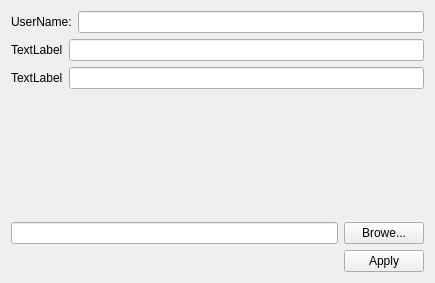
The window that dataservice_client/userinfoshower.ui (klxs123/qt_tutorial) describes before a commit, drawn with Qt 5.
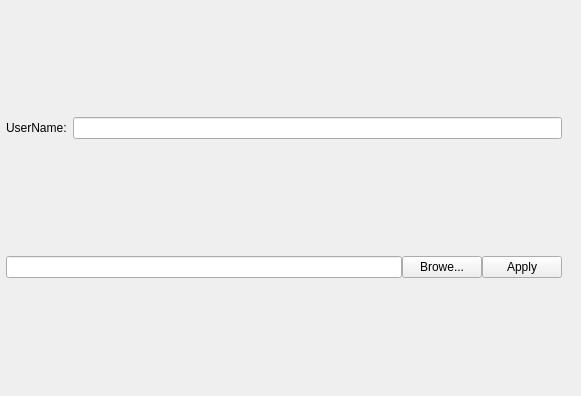
The same window after the commit.

Diff of the .ui file:
```diff
--- a/dataservice_client/userinfoshower.ui
+++ b/dataservice_client/userinfoshower.ui
@@ -6,18 +6,50 @@
    <rect>
     <x>0</x>
     <y>0</y>
-    <width>435</width>
-    <height>283</height>
+    <width>581</width>
+    <height>396</height>
    </rect>
   </property>
   <property name="windowTitle">
    <string>Form</string>
   </property>
-  <layout class="QVBoxLayout" name="verticalLayout_2">
+  <layout class="QVBoxLayout" name="layout_main">
+   <property name="spacing">
+    <number>0</number>
+   </property>
+   <property name="leftMargin">
+    <number>0</number>
+   </property>
+   <property name="topMargin">
+    <number>0</number>
+   </property>
+   <property name="rightMargin">
+    <number>0</number>
+   </property>
+   <property name="bottomMargin">
+    <number>0</number>
+   </property>
+   <item>
+    <layout class="QHBoxLayout" name="layout_info">
+     <property name="spacing">
+      <number>6</number>
+     </property>
+     <property name="leftMargin">
+      <number>6</number>
+     </property>
+     <property name="rightMargin">
+      <number>6</number>
+     </property>
    <item>
     <layout class="QVBoxLayout" name="verticalLayout">
+       <property name="spacing">
+        <number>0</number>
+       </property>
      <item>
       <layout class="QHBoxLayout" name="horizontalLayout">
+         <property name="spacing">
+          <number>6</number>
+         </property>
        <item>
         <widget class="QLabel" name="lb_name">
          <property name="text">
@@ -31,59 +63,10 @@
       </layout>
      </item>
      <item>
-      <layout class="QHBoxLayout" name="horizontalLayout_3">
-       <item>
-        <widget class="QLabel" name="label_3">
-         <property name="text">
-          <string>TextLabel</string>
-         </property>
-        </widget>
-       </item>
-       <item>
-        <widget class="QLineEdit" name="lineEdit_3"/>
-       </item>
-      </layout>
-     </item>
-     <item>
-      <layout class="QHBoxLayout" name="horizontalLayout_2">
-       <item>
-        <widget class="QLabel" name="label_2">
-         <property name="text">
-          <string>TextLabel</string>
-         </property>
-        </widget>
-       </item>
-       <item>
-        <widget class="QLineEdit" name="lineEdit_2"/>
-       </item>
-      </layout>
-     </item>
-    </layout>
-   </item>
-   <item>
-    <widget class="QLabel" name="lb_img">
-     <property name="text">
-      <string/>
-     </property>
-    </widget>
-   </item>
-   <item>
-    <spacer name="verticalSpacer">
-     <property name="orientation">
-      <enum>Qt::Vertical</enum>
-     </property>
-     <property name="sizeHint" stdset="0">
-      <size>
-       <width>20</width>
-       <height>40</height>
-      </size>
-     </property>
-    </spacer>
-   </item>
-   <item>
-    <layout class="QVBoxLayout" name="verticalLayout_3">
-     <item>
       <layout class="QHBoxLayout" name="horizontalLayout_4">
+         <property name="spacing">
+          <number>0</number>
+         </property>
        <item>
         <widget class="QLineEdit" name="le_file"/>
        </item>
@@ -94,23 +77,6 @@
          </property>
         </widget>
        </item>
-      </layout>
-     </item>
-     <item>
-      <layout class="QHBoxLayout" name="horizontalLayout_5">
-       <item>
-        <spacer name="horizontalSpacer">
-         <property name="orientation">
-          <enum>Qt::Horizontal</enum>
-         </property>
-         <property name="sizeHint" stdset="0">
-          <size>
-           <width>40</width>
-           <height>20</height>
-          </size>
-         </property>
-        </spacer>
-       </item>
        <item>
         <widget class="QPushButton" name="bt_upload">
          <property name="text">
@@ -119,6 +85,15 @@
         </widget>
        </item>
       </layout>
+       </item>
+      </layout>
+     </item>
+     <item>
+      <widget class="QLabel" name="lb_img">
+       <property name="text">
+        <string/>
+       </property>
+      </widget>
      </item>
     </layout>
    </item>
```
Lines whose indentation alone changed are shown as unchanged.
